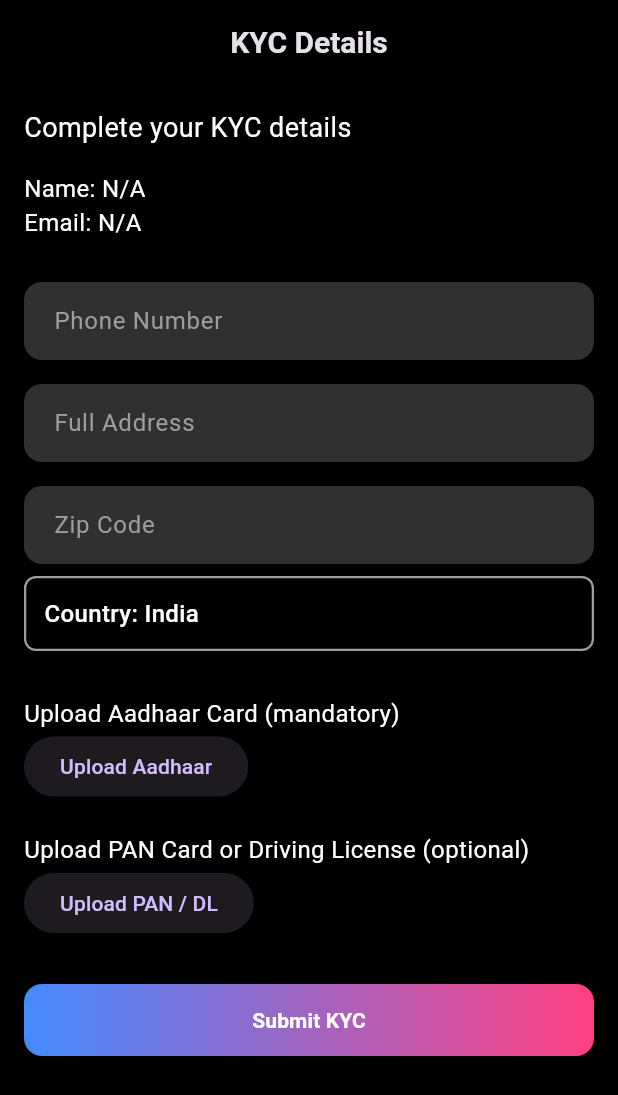
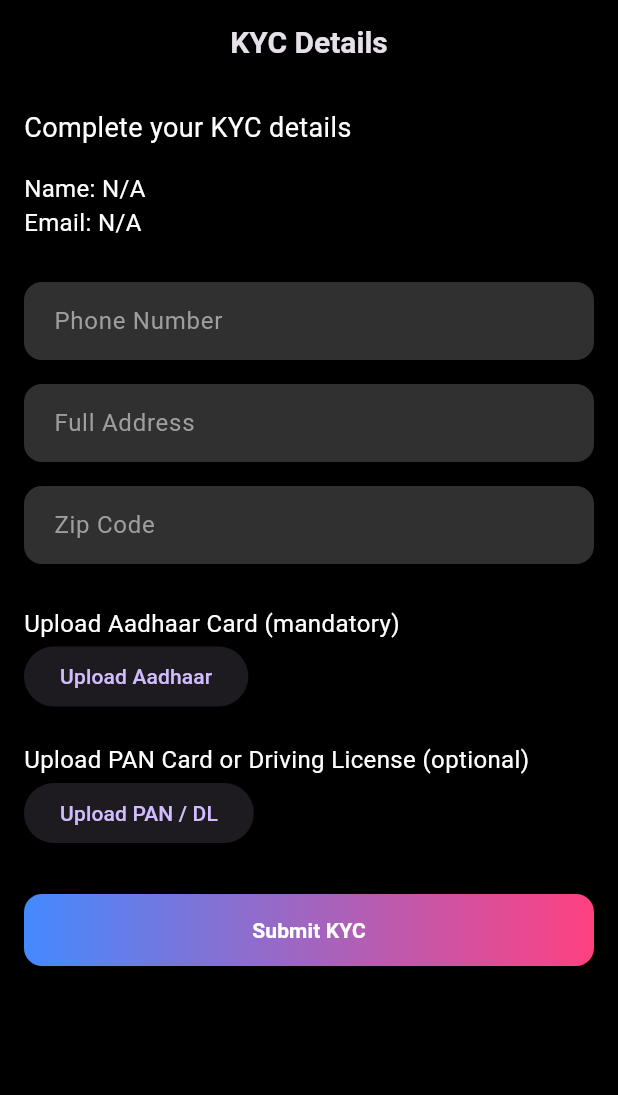
Before and after one commit to deepia200/hotstar, a Flutter app: the KycScreen screen opened directly, on a phone screen of 412 x 824 dp. Shown: the top 1095 px of the screen. Run offline on Flutter 3.47's test engine with Material 3 defaults, Android fonts, the phone set to English and light mode, and no system bars; our stand-ins replace google_fonts, image_picker, share_plus, shared_preferences, smooth_page_indicator, webview_flutter; accounts and stored records are empty; network calls fail.

```diff
--- a/lib/main.dart
+++ b/lib/main.dart
@@ -1,4 +1,5 @@
 // import 'package:firebase_core/firebase_core.dart';
+
 import 'package:flutter/material.dart';
 import 'package:flutter/services.dart';
 import 'package:hotstar/provider/auth_provider.dart';
--- a/lib/screens/KYC_screen.dart
+++ b/lib/screens/KYC_screen.dart
@@ -26,7 +26,7 @@ class _KycScreenState extends State<KycScreen> {
 
   String city = '';
   String state = '';
-  String country = 'India';
+  String country = '';
 
   File? _aadhaarImage;
   File? _otherDocImage;
```
Also changed, not shown: pubspec.lock, 1 other file.
